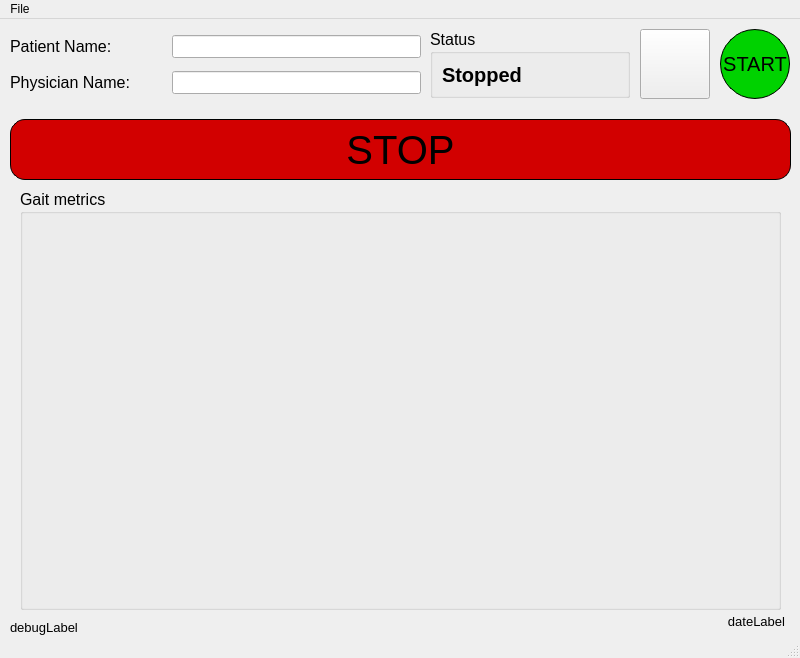
The window that soft-robotics-gui/mainwindow.ui (lrfbranco/soft-robotics-gui) describes before a commit, drawn with Qt 5.
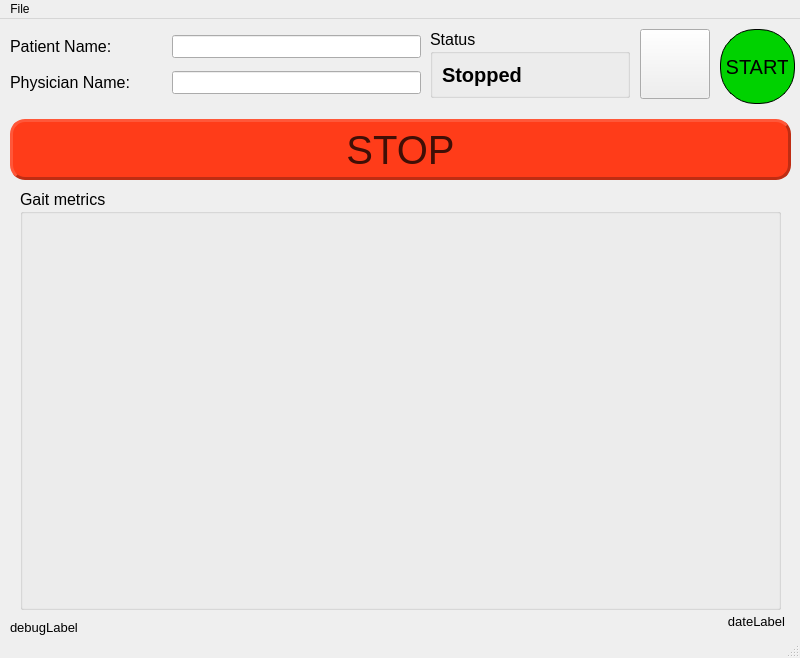
The same window after the commit. Icons and pictures are not drawn.

Commit message: Redesign buttons

Diff of the .ui file:
```diff
--- a/soft-robotics-gui/mainwindow.ui
+++ b/soft-robotics-gui/mainwindow.ui
@@ -321,18 +321,34 @@
      <rect>
       <x>720</x>
       <y>10</y>
-      <width>70</width>
-      <height>70</height>
+      <width>75</width>
+      <height>75</height>
      </rect>
     </property>
+    <property name="minimumSize">
+     <size>
+      <width>75</width>
+      <height>75</height>
+     </size>
+    </property>
     <property name="styleSheet">
      <string notr="true">QPushButton:pressed {
     background-color: qlineargradient(spread:pad, x1:0, y1:0, x2:0, y2:1,   stop:0 rgba(0, 210, 0, 255), stop:1 rgba(80, 255, 80, 255))
 }
+
+QPushButton:pressed {
+    background-color: qlineargradient(
+		spread:pad, x1:0, y1:0, x2:0, y2:1,   
+		stop:0 rgba(0, 210, 0, 255), 
+		stop:1 rgba(80, 255, 80, 255)
+	)
+}
+
 QPushButton {
      background-color: #00D200; border: 1px solid black;
 	 font-size: 20px;
      border-radius: 35px;
+    padding: 6px;
 }
 
 QPushButton:disabled {
@@ -361,23 +377,41 @@
       <height>61</height>
      </rect>
     </property>
+    <property name="minimumSize">
+     <size>
+      <width>200</width>
+      <height>60</height>
+     </size>
+    </property>
     <property name="styleSheet">
-     <string notr="true">QPushButton:pressed {
-    background-color: qlineargradient(spread:pad, x1:0, y1:0, x2:0, y2:1,   stop:0 rgba(210, 0, 0, 255), stop:1 rgba(255, 80, 80, 255))
+     <string notr="true">QPushButton:hover {
+    background-color: #E84D0C;
+}
+
+QPushButton:pressed {
+
+   border-style: inset;
 }
 QPushButton {
-     background-color: #D20000; border: 1px solid black;
-	 font-size:40px;
-     border-radius: 15px;
+    background-color:#FF3C19; 
+	border: 3px #BF2D13;
+	font:40px;
+    border-radius: 15px;
+    padding: 6px;
+    border-style: outset;
+	color: #400F06;
 }
 
 QPushButton:disabled {
-    background-color: rgb(210, 0, 0)
+    background-color: rgb(166, 166, 166)
 }</string>
     </property>
     <property name="text">
      <string>STOP</string>
     </property>
+    <property name="flat">
+     <bool>false</bool>
+    </property>
    </widget>
    <widget class="QGroupBox" name="groupBox">
     <property name="geometry">
```
Left out of the diff: 4 changed lines with no effect on the pictures.
